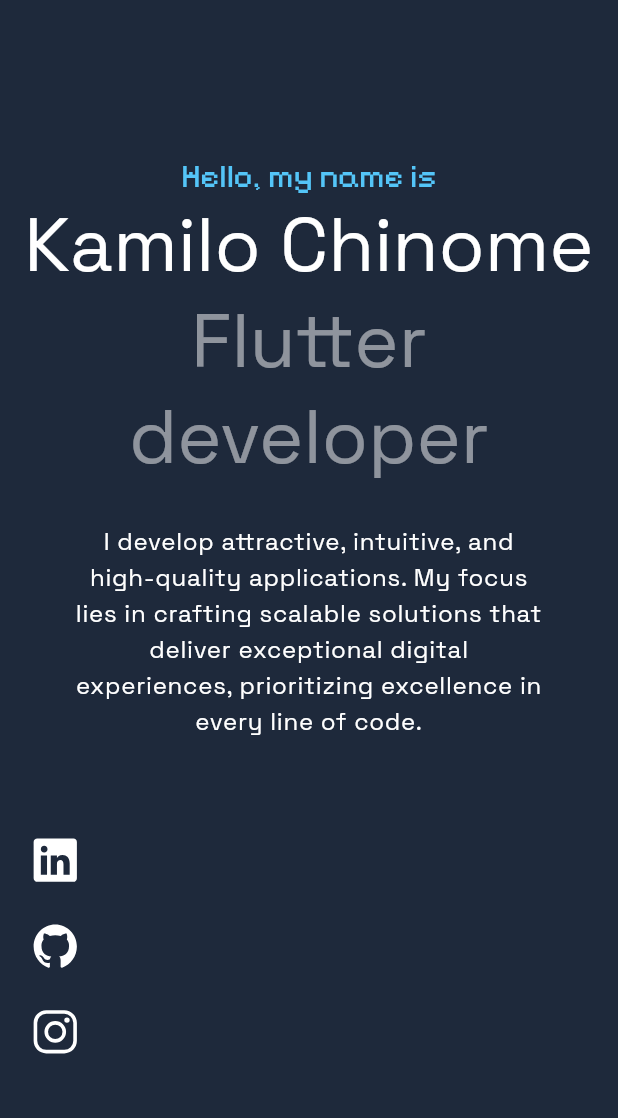
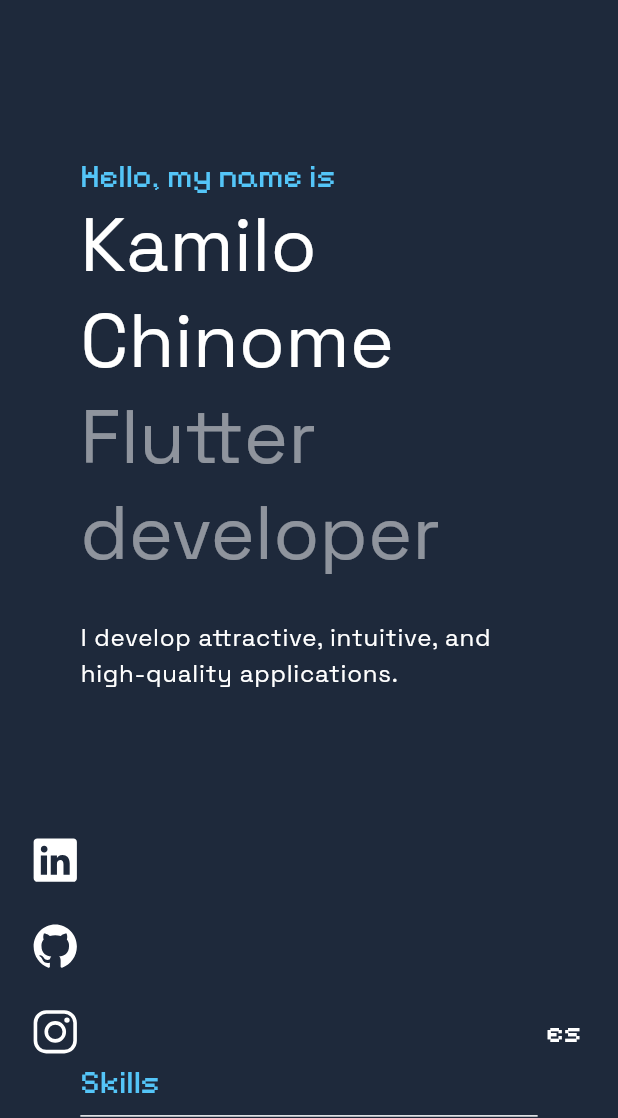
Before and after one commit to KamiloChinome/portfolio, a Flutter app: the DesktopHomeScreen screen opened directly, on a phone screen of 412 x 824 dp, the part 118-1236 px from its top. Run offline on Flutter 3.47's test engine with Material 3 defaults, Android fonts, the phone set to English and light mode, and no system bars; drawn by our look-alikes of animated_text_kit; our stand-ins replace flutter_animate, go_router, icons_plus, responsive_builder, shared_preferences; missing offline and left inert: dart:html; accounts and stored records are empty; generated files the repository leaves out were written again.

```diff
--- a/lib/UI/providers/language_provider.dart
+++ b/lib/UI/providers/language_provider.dart
@@ -1,5 +1,6 @@
 import 'package:flutter/material.dart';
 import 'package:portfolio/utils/local_storage.dart';
+import 'dart:html' as html;
 
 class LanguageProvider extends ChangeNotifier {
   String _language = 'en';
@@ -31,6 +32,8 @@ class LanguageProvider extends ChangeNotifier {
     } else if (language == 'en') {
       language = 'es';
     }
+    html.window.location.reload();
     _saveLanguage(language);
+    notifyListeners();
   }
 }
--- a/lib/UI/screens/home/desktop_home.dart
+++ b/lib/UI/screens/home/desktop_home.dart
@@ -59,6 +59,7 @@ class DesktopHomeScreen extends StatelessWidget {
           ],
         ),
         const SocialMediaSection(),
+        const ConfigurationSection()
       ],
     ));
   }
@@ -102,18 +103,12 @@ class _Experience extends StatelessWidget {
     ];
     double height = MediaQuery.of(context).size.height;
     double width = MediaQuery.of(context).size.width;
-    TextTheme textStyle = Theme.of(context).textTheme;
-    ColorScheme colors = Theme.of(context).colorScheme;
     return Padding(
       padding: EdgeInsets.symmetric(horizontal: width * .13),
       child: Column(
         crossAxisAlignment: CrossAxisAlignment.center,
         children: [
-          Text(
-            AppLocalizations.of(context)!.workExperience,
-            style: textStyle.titleLarge!.copyWith(color: colors.secondary, fontFamily: 'PixelifySans'),
-          ),
-          const Divider(),
+          SharedSectionDivider(text: AppLocalizations.of(context)!.workExperience),
           SizedBox(height: height * .1),
           GridView.count(
             physics: const NeverScrollableScrollPhysics(),
@@ -142,8 +137,6 @@ class _Proyects extends StatelessWidget {
   Widget build(BuildContext context) {
     double height = MediaQuery.of(context).size.height;
     double width = MediaQuery.of(context).size.width;
-    TextTheme textStyle = Theme.of(context).textTheme;
-    ColorScheme colors = Theme.of(context).colorScheme;
     launchURL(String url) async {
       try {
         Uri uri = Uri.parse(url);
@@ -160,14 +153,37 @@ class _Proyects extends StatelessWidget {
     return Padding(
       padding: EdgeInsets.symmetric(horizontal: width * .13),
       child: Column(
-        crossAxisAlignment: CrossAxisAlignment.center,
         children: [
-          Text(
-            AppLocalizations.of(context)!.projects,
-            style: textStyle.titleLarge!.copyWith(color: colors.secondary, fontFamily: 'PixelifySans'),
-          ),
-          const Divider(),
-          SizedBox(height: height * .1),
+          SharedSectionDivider(text: AppLocalizations.of(context)!.projects),
+          SizedBox(height: height * .03),
+          // Column(
+          //   crossAxisAlignment: CrossAxisAlignment.end,
+          //   children: [
+          //     Text(
+          //       'Petto',
+          //       style: textStyle.titleLarge,
+          //     ),
+          //     Text(
+          //       AppLocalizations.of(context)!.featuredProject,
+          //       style: textStyle.titleSmall!.copyWith(
+          //         fontFamily: 'PixelifySans',
+          //         color: colors.secondary,
+          //       ),
+          //     ),
+          //     SizedBox(height: height * .01),
+          //     Container(
+          //       width: width * .5,
+          //       padding: EdgeInsets.all(width * .01),
+          //       color: colors.surface,
+          //       child: Text(
+          //         AppLocalizations.of(context)!.pettoDescription,
+          //         textAlign: TextAlign.end,
+          //         style: textStyle.bodyLarge,
+          //       ),
+          //     ),
+          //   ],
+          // ),
+          // SizedBox(height: height * .25),
           DesktopProyectv2(
             assetImage: 'assets/images/petto-proyect.png',
             title: 'Petto',
@@ -175,7 +191,7 @@ class _Proyects extends StatelessWidget {
             skills: const ['Flutter', 'Dart', 'Firebase', 'Git', 'SOLID', 'Clean Arquitecture'],
             githubOnTap: () => launchURL('https://github.com/PettoORG/petto_app'),
           ),
-          SizedBox(height: height * .25),
+          SizedBox(height: height * .3),
           DesktopProyectv1(
             assetImage: 'assets/images/MiProceso-proyect.png',
             title: 'Mi Proceso',
@@ -204,22 +220,16 @@ class _Skills extends StatelessWidget {
   Widget build(BuildContext context) {
     double width = MediaQuery.of(context).size.width;
     double height = MediaQuery.of(context).size.height;
-    TextTheme textStyle = Theme.of(context).textTheme;
-    ColorScheme colors = Theme.of(context).colorScheme;
     return Padding(
       padding: EdgeInsets.symmetric(horizontal: width * .13),
       child: Column(
-        crossAxisAlignment: CrossAxisAlignment.center,
         children: [
-          Text(
-            AppLocalizations.of(context)!.skills,
-            style: textStyle.titleLarge!.copyWith(color: colors.secondary, fontFamily: 'PixelifySans'),
-          ),
-          const Divider(),
+          SharedSectionDivider(text: AppLocalizations.of(context)!.skills),
           SizedBox(height: height * .05),
-          const Row(
-            mainAxisAlignment: MainAxisAlignment.spaceEvenly,
-            children: [
+          GridView.count(
+            crossAxisCount: 6,
+            shrinkWrap: true,
+            children: const [
               SharedLogoSkill(Brands.flutter, 'Flutter'),
               SharedLogoSkill(Brands.dart, 'Dart'),
               SharedLogoSkill(Brands.git, 'Git'),
@@ -227,6 +237,10 @@ class _Skills extends StatelessWidget {
               SharedLogoSkill(Brands.docker, 'Docker'),
               SharedLogoSkill(Brands.postgresql, 'PostgreSQL'),
             ],
+          ),
+          const Row(
+            mainAxisAlignment: MainAxisAlignment.start,
+            children: [],
           )
         ],
       ),
--- a/lib/UI/widgets/about_me.dart
+++ b/lib/UI/widgets/about_me.dart
@@ -13,18 +13,17 @@ class AboutMe extends StatelessWidget {
     TextTheme textStyle = Theme.of(context).textTheme;
     ColorScheme colors = Theme.of(context).colorScheme;
     double fontSize = (deviceType == DeviceScreenType.desktop) ? 80 : 50;
-    double hPadding = (deviceType == DeviceScreenType.desktop) ? width * .13 : width * .02;
-    double textPadding = (deviceType == DeviceScreenType.desktop) ? width * .15 : width * .1;
     return Padding(
-      padding: EdgeInsets.symmetric(horizontal: hPadding),
+      padding: EdgeInsets.symmetric(horizontal: width * .13),
+      child: SizedBox(
+        width: double.infinity,
         child: Column(
-        crossAxisAlignment: CrossAxisAlignment.center,
+          crossAxisAlignment: CrossAxisAlignment.start,
           children: [
             const AboutMeAnimatedText(),
             Text(
               AppLocalizations.of(context)!.kamiloChinome,
               style: Theme.of(context).textTheme.titleLarge!.copyWith(fontSize: fontSize),
-            textAlign: TextAlign.center,
             ),
             Text(
               AppLocalizations.of(context)!.iAmFlutterDeveloper,
@@ -32,18 +31,14 @@ class AboutMe extends StatelessWidget {
                     color: colors.onBackground.withOpacity(.5),
                     fontSize: fontSize,
                   ),
-            textAlign: TextAlign.center,
             ),
             const SizedBox(height: 25),
-          Padding(
-            padding: EdgeInsets.symmetric(horizontal: textPadding),
-            child: Text(
+            Text(
               AppLocalizations.of(context)!.aboutMe,
               style: textStyle.bodyLarge,
-              textAlign: TextAlign.center,
-            ),
             )
           ],
+        ),
       ),
     );
   }
--- /dev/null
+++ b/lib/UI/widgets/shared/shared_divider.dart
@@ -0,0 +1,33 @@
+import 'package:flutter/material.dart';
+import 'package:responsive_builder/responsive_builder.dart';
+
+class SharedSectionDivider extends StatelessWidget {
+  final String text;
+  const SharedSectionDivider({
+    super.key,
+    required this.text,
+  });
+
+  @override
+  Widget build(BuildContext context) {
+    DeviceScreenType deviceType = getDeviceType(MediaQuery.of(context).size);
+    TextTheme textStyle = Theme.of(context).textTheme;
+    ColorScheme colors = Theme.of(context).colorScheme;
+    double? fontSize = (deviceType == DeviceScreenType.mobile) ? null : 40;
+    return Column(
+      mainAxisAlignment: MainAxisAlignment.start,
+      crossAxisAlignment: CrossAxisAlignment.start,
+      children: [
+        Text(
+          text,
+          style: textStyle.titleLarge!.copyWith(
+            color: colors.secondary,
+            fontFamily: 'PixelifySans',
+            fontSize: fontSize,
+          ),
+        ),
+        const Divider()
+      ],
+    );
+  }
+}
--- a/lib/UI/widgets/widgets.dart
+++ b/lib/UI/widgets/widgets.dart
@@ -1,3 +1,5 @@
+export 'package:portfolio/UI/widgets/shared/shared_divider.dart';
+
 export 'package:portfolio/UI/widgets/contact.dart';
 
 export 'package:portfolio/UI/widgets/about_me_animated_text.dart';
--- a/lib/l10n/app_en.arb
+++ b/lib/l10n/app_en.arb
@@ -28,5 +28,5 @@
     "legalProcessInterface": "A user interface developed to learn and practice Flutter. Although it doesn't have active functionality yet, it demonstrates an intuitive interface for managing legal processes. Explore its elegant design and future potential!",
     "movieAppDescription": "Explore upcoming movies, ones currently in theaters, and the most popular ones, all at your fingertips. Search any movie, add it to your favorites, and enjoy a personalized cinematic experience. Your window to the seventh art in one app!",
     "iAmFlutterDeveloper": "Flutter developer",
-    "aboutMe": "I develop attractive, intuitive, and high-quality applications. My focus lies in crafting scalable solutions that deliver exceptional digital experiences, prioritizing excellence in every line of code."
+    "aboutMe": "I develop attractive, intuitive, and high-quality applications."
 }
```
Also changed, not shown: lib/UI/widgets/contact.dart (+1 -9 lines), 1 other file. Lines whose indentation alone changed are shown as unchanged.
